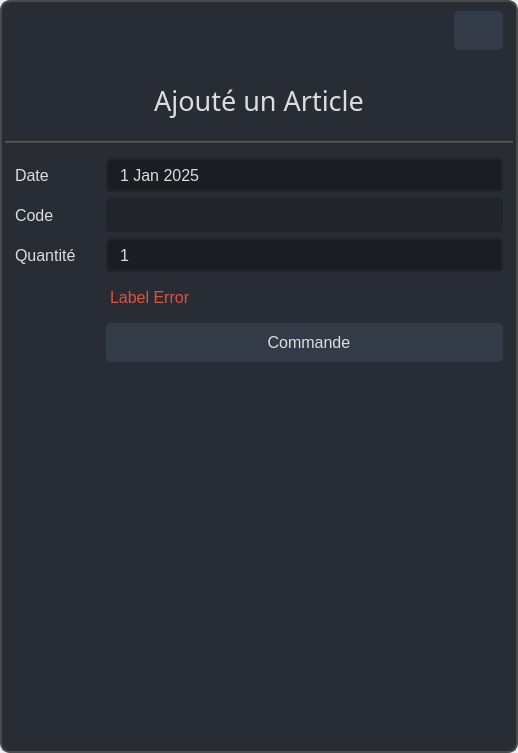
The window that uis/ui_operations_dialog.ui (bdabve/Gestion-Stocks) describes before a commit, drawn with Qt 5.
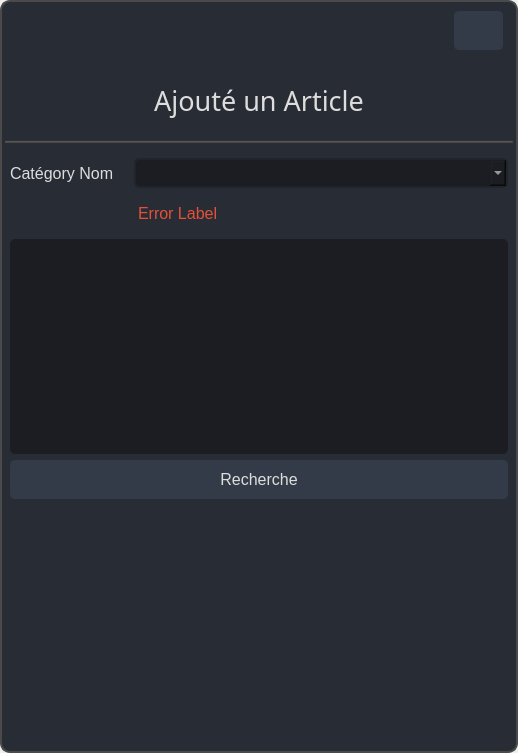
The same window after the commit. Icons and pictures are not drawn.

```diff
--- a/uis/ui_operations_dialog.ui
+++ b/uis/ui_operations_dialog.ui
@@ -48,12 +48,13 @@
 	background-color: rgb(40, 44, 52);
 }
 
+#NewCategoryPage,
+#EmptyCodePage,
 #NewArticlePage, 
 #EditArticlePage,
 #EntreePage,
 #SortiePage,
 #ConfirmPage,
-#NewCategoryPage,
 
 #LoginPage,
 #NewUserPage,
@@ -84,11 +85,12 @@
 	qproperty-alignment: AlignCenter;
 }
 
+#labelCategoryError,
+#labelEmptyCodeError,
 #labelNewError,
 #labelEditError,
 #labelEntreeError,
 #labelSortieError,
-#labelCategoryError,
 
 #labelLoginErrors,
 #labelAddUserErrors,
@@ -280,6 +282,7 @@
 	border: 2px solid rgb(33, 37, 43);
 	padding: 5px;
 	padding-left: 10px;
+	min-width: 300px;
 }
 QComboBox:hover{
 	border: 2px solid rgb(64, 71, 88);
@@ -560,7 +563,7 @@
          </size>
         </property>
         <property name="currentIndex">
-         <number>10</number>
+         <number>1</number>
         </property>
         <widget class="QWidget" name="NewCategoryPage">
          <layout class="QVBoxLayout" name="verticalLayout_7">
@@ -652,6 +655,102 @@
           </item>
          </layout>
         </widget>
+        <widget class="QWidget" name="EmptyCodePage">
+         <layout class="QVBoxLayout" name="verticalLayout_14">
+          <property name="leftMargin">
+           <number>5</number>
+          </property>
+          <property name="topMargin">
+           <number>15</number>
+          </property>
+          <property name="rightMargin">
+           <number>5</number>
+          </property>
+          <property name="bottomMargin">
+           <number>15</number>
+          </property>
+          <item>
+           <widget class="QWidget" name="widget_2" native="true">
+            <property name="sizePolicy">
+             <sizepolicy hsizetype="Preferred" vsizetype="Fixed">
+              <horstretch>0</horstretch>
+              <verstretch>0</verstretch>
+             </sizepolicy>
+            </property>
+            <layout class="QFormLayout" name="formLayout_9">
+             <property name="horizontalSpacing">
+              <number>20</number>
+             </property>
+             <property name="leftMargin">
+              <number>0</number>
+             </property>
+             <property name="topMargin">
+              <number>0</number>
+             </property>
+             <property name="rightMargin">
+              <number>0</number>
+             </property>
+             <property name="bottomMargin">
+              <number>0</number>
+             </property>
+             <item row="0" column="0">
+              <widget class="QLabel" name="label_31">
+               <property name="text">
+                <string>Catégory Nom</string>
+               </property>
+              </widget>
+             </item>
+             <item row="1" column="1">
+              <widget class="QLabel" name="labelEmptyCodeError">
+               <property name="text">
+                <string>Error Label</string>
+               </property>
+              </widget>
+             </item>
+             <item row="0" column="1">
+              <widget class="QComboBox" name="cbBoxCatEmptyCode"/>
+             </item>
+            </layout>
+           </widget>
+          </item>
+          <item>
+           <widget class="QPlainTextEdit" name="plainTextEditEmptyCodeResult">
+            <property name="minimumSize">
+             <size>
+              <width>0</width>
+              <height>200</height>
+             </size>
+            </property>
+           </widget>
+          </item>
+          <item>
+           <widget class="QPushButton" name="btnSearchEmptyCode">
+            <property name="text">
+             <string>Recherche</string>
+            </property>
+            <property name="iconSize">
+             <size>
+              <width>25</width>
+              <height>25</height>
+             </size>
+            </property>
+           </widget>
+          </item>
+          <item>
+           <spacer name="verticalSpacer_10">
+            <property name="orientation">
+             <enum>Qt::Vertical</enum>
+            </property>
+            <property name="sizeHint" stdset="0">
+             <size>
+              <width>20</width>
+              <height>234</height>
+             </size>
+            </property>
+           </spacer>
+          </item>
+         </layout>
+        </widget>
         <widget class="QWidget" name="NewArticlePage">
          <property name="minimumSize">
           <size>
```
Left out of the diff: 2 changed lines with no effect on the pictures.
